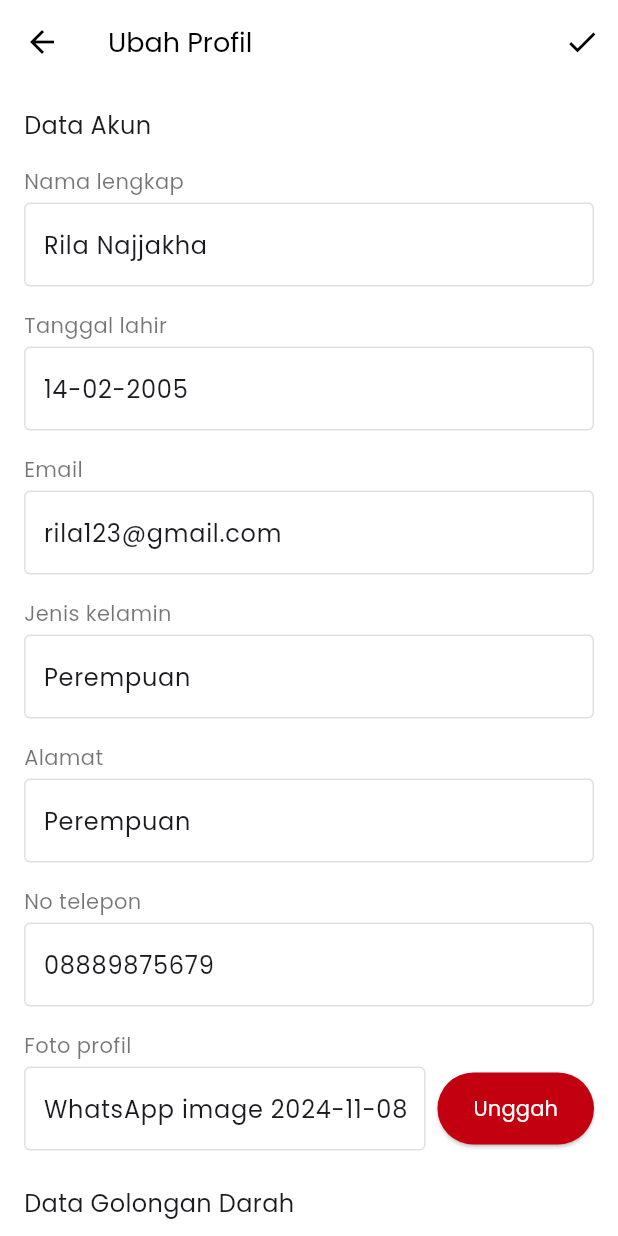
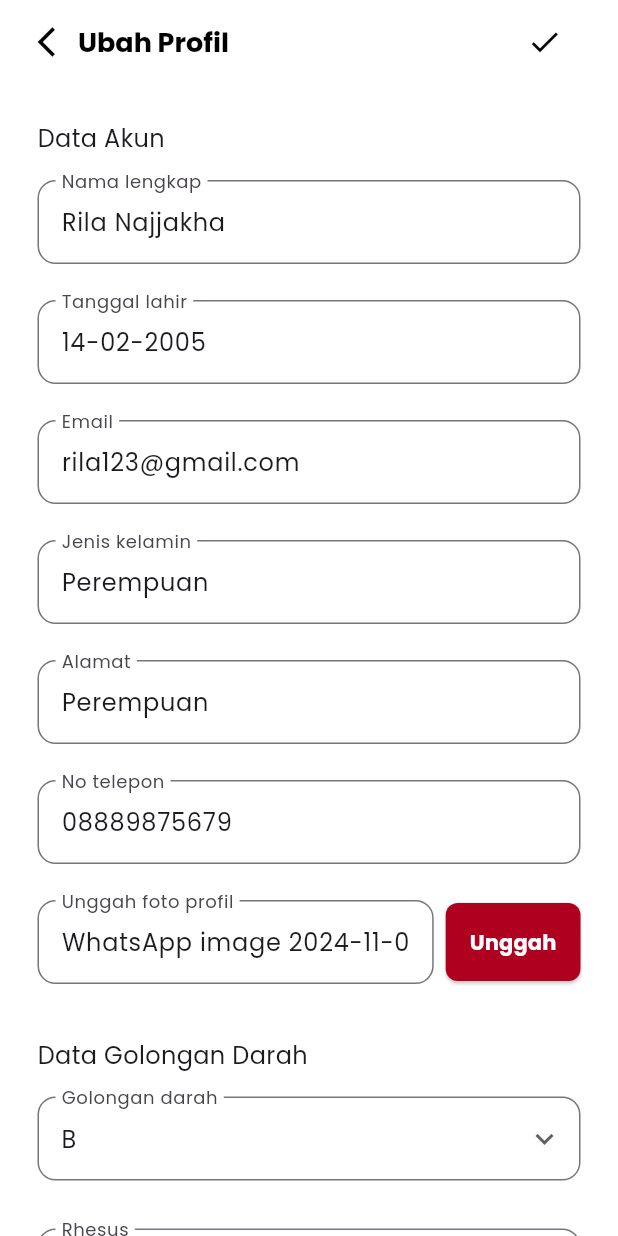
Before and after one commit to PT-Istirahat-Sejenak/frontend, a Flutter app: the DonorNav screen opened by its route, item 5 of the bottom bar chosen, after a tap on "Ubah Profil", on a phone screen of 412 x 824 dp. Run offline on Flutter 3.47's test engine with Material 3 defaults, Android fonts, the phone set to English and light mode, and no system bars; our stand-ins replace firebase_core, firebase_messaging, flutter_markdown, flutter_svg, image_picker, shared_preferences; accounts and stored records are empty.

Commit message:
beautiful2

```diff
--- a/lib/screens/donor/donor_home_screen.dart
+++ b/lib/screens/donor/donor_home_screen.dart
@@ -85,7 +85,7 @@ class _DonorHomeScreenState extends State<DonorHomeScreen> {
   @override
   Widget build(BuildContext context) {
     return Scaffold(
-      backgroundColor: const Color(0xFFF5F7FA),
+      backgroundColor: Colors.grey.shade100,
       body: SafeArea(
         child: SingleChildScrollView(
           child: Padding(
@@ -301,9 +301,6 @@ Widget _buildDonationPrompt(BuildContext context) {
   );
 }
 
-
-
-
   // Reorganized stats section with separate cards
   Widget _buildStatsSection() {
     return SizedBox(
@@ -311,11 +308,11 @@ Widget _buildDonationPrompt(BuildContext context) {
       child: ListView(
         scrollDirection: Axis.horizontal,
         children: [
-          _buildStatsCard("Total Donor", "1", Colors.red),
+          _buildStatsCard("Total Donor", "1", Color(0xFFB00020)),
           const SizedBox(width: 12),
-          _buildStatsCard("Donor\nTerakhir", "10 Jan\n2025", Colors.red),
+          _buildStatsCard("Donor\nTerakhir", "10 Jan\n2025", Color(0xFFB00020)),
           const SizedBox(width: 12),
-          _buildStatsCard("Donor\nSelanjutnya", "10 Maret\n2025", Colors.red),
+          _buildStatsCard("Donor\nSelanjutnya", "10 Maret\n2025", Color(0xFFB00020)),
         ],
       ),
     );
@@ -324,9 +321,9 @@ Widget _buildDonationPrompt(BuildContext context) {
   Widget _buildStatsCard(String title, String value, Color color) {
     return Container(
       width: 120,
-      padding: const EdgeInsets.all(16),
+      padding: const EdgeInsets.all(12),
       decoration: BoxDecoration(
-        color: const Color(0xFFFFF1F1),
+        color: const Color(0xFFFFDBDB),
         borderRadius: BorderRadius.circular(14),
       ),
       child: Column(
@@ -337,8 +334,9 @@ Widget _buildDonationPrompt(BuildContext context) {
             title,
             textAlign: TextAlign.center,
             style: TextStyle(
-              fontSize: 14,
-              color: Colors.black.withOpacity(0.7),
+              fontSize: 12,
+              fontWeight: FontWeight.w500,
+              color: Colors.black,
             ),
           ),
           const SizedBox(height: 10),
@@ -373,14 +371,12 @@ Widget _buildDonationPrompt(BuildContext context) {
 
   Widget _buildHistoryCard(BuildContext context) {
     return InkWell(
-      onTap: () {
-        Navigator.pushNamed(context, AppRoutes.donorHistory);
-      },
+      onTap: () => Navigator.pushNamed(context, AppRoutes.donorHistory),
       child: Container(
-        padding: const EdgeInsets.all(16),
+        padding: const EdgeInsets.symmetric(vertical: 20, horizontal: 16),
         decoration: BoxDecoration(
           color: Colors.white,
-          borderRadius: BorderRadius.circular(12),
+          borderRadius: BorderRadius.circular(20),
           boxShadow: [
             BoxShadow(
               color: Colors.black.withOpacity(0.05),
@@ -389,51 +385,21 @@ Widget _buildDonationPrompt(BuildContext context) {
             ),
           ],
         ),
-        child: Column(
-          crossAxisAlignment: CrossAxisAlignment.start,
+        child: Row(
           children: [
-            Row(
-              mainAxisAlignment: MainAxisAlignment.spaceBetween,
-              children: [
-                const Text(
-                  "Riwayat Donor",
-                  style: TextStyle(fontSize: 16, fontWeight: FontWeight.bold),
-                ),
-                InkWell(
-                  onTap: () {
-                    Navigator.pushNamed(context, AppRoutes.donorHistory);
-                  },
-                  child: const Icon(Icons.arrow_forward, size: 20),
-                ),
-              ],
+            Container(
+              width: 30,
+              height: 30,
+              decoration: BoxDecoration(
+                shape: BoxShape.circle,
+                border: Border.all(color: Colors.grey.shade300),
+              ),
+              child: const Icon(Icons.history, size: 24, color: Colors.black),
             ),
-            const SizedBox(height: 12),
-            Row(
-              children: [
-                Container(
-                  width: 40,
-                  height: 40,
-                  decoration: BoxDecoration(
-                    color: Colors.red.withOpacity(0.2),
-                    shape: BoxShape.circle,
-                  ),
-                  child: const Icon(Icons.favorite, color: Colors.red, size: 24),
-                ),
-                const SizedBox(width: 12),
-                const Column(
-                  crossAxisAlignment: CrossAxisAlignment.start,
-                  children: [
-                    Text(
-                      "10 Jan 2025",
-                      style: TextStyle(fontSize: 12, color: Colors.grey),
-                    ),
-                    Text(
-                      "Donor Darah",
-                      style: TextStyle(fontWeight: FontWeight.w500),
-                    ),
-                  ],
-                ),
-              ],
+            const SizedBox(width: 12),
+            const Text(
+              "Riwayat Donor",
+              style: TextStyle(fontSize: 12, fontWeight: FontWeight.w600),
             ),
           ],
         ),
@@ -441,16 +407,15 @@ Widget _buildDonationPrompt(BuildContext context) {
     );
   }
 
+
   Widget _buildRewardCard() {
     return InkWell(
-      onTap: () {
-        Navigator.pushNamed(context, AppRoutes.donorReward);
-      },
+      onTap: () => Navigator.pushNamed(context, AppRoutes.donorReward),
       child: Container(
-        padding: const EdgeInsets.all(16),
+        padding: const EdgeInsets.symmetric(vertical: 20, horizontal: 16),
         decoration: BoxDecoration(
           color: Colors.white,
-          borderRadius: BorderRadius.circular(12),
+          borderRadius: BorderRadius.circular(20),
           boxShadow: [
             BoxShadow(
               color: Colors.black.withOpacity(0.05),
@@ -459,57 +424,28 @@ Widget _buildDonationPrompt(BuildContext context) {
             ),
           ],
         ),
-        child: Column(
-          crossAxisAlignment: CrossAxisAlignment.start,
+        child: Row(
           children: [
-            Row(
-              mainAxisAlignment: MainAxisAlignment.spaceBetween,
-              children: [
-                const Text(
-                  "Reward Saya",
-                  style: TextStyle(fontSize: 16, fontWeight: FontWeight.bold),
-                ),
-                InkWell(
-                  onTap: () {
-                    Navigator.pushNamed(context, AppRoutes.donorReward);
-                  },
-                  child: const Icon(Icons.arrow_forward, size: 20),
-                ),
-              ],
+            Container(
+              width: 30,
+              height: 30,
+              decoration: BoxDecoration(
+                shape: BoxShape.circle,
+                border: Border.all(color: Colors.grey.shade300),
+              ),
+              child: const Icon(Icons.card_giftcard, size: 24, color: Colors.black),
             ),
-            const SizedBox(height: 12),
-            Row(
-              children: [
-                Container(
-                  width: 40,
-                  height: 40,
-                  decoration: BoxDecoration(
-                    color: Colors.amber.withOpacity(0.2),
-                    shape: BoxShape.circle,
-                  ),
-                  child: const Icon(Icons.card_giftcard, color: Colors.amber, size: 24),
-                ),
-                const SizedBox(width: 12),
-                const Column(
-                  crossAxisAlignment: CrossAxisAlignment.start,
-                  children: [
-                    Text(
-                      "10 Koin",
-                      style: TextStyle(fontSize: 14, fontWeight: FontWeight.bold),
-                    ),
-                    Text(
-                      "Tersedia",
-                      style: TextStyle(fontSize: 12, color: Colors.grey),
-                    ),
-                  ],
-                ),
-              ],
+            const SizedBox(width: 12),
+            const Text(
+              "Reward Saya",
+              style: TextStyle(fontSize: 12, fontWeight: FontWeight.w600),
             ),
           ],
         ),
       ),
     );
   }
+
 
   Widget _buildEducationSection() {
     return Column(
@@ -533,8 +469,11 @@ Widget _buildDonationPrompt(BuildContext context) {
               },
               child: const Row(
                 children: [
-                  Text("Selengkapnya"),
-                  Icon(Icons.chevron_right, size: 18),
+                  Text(
+                    "Selengkapnya",
+                    style: TextStyle(color: Colors.black),
+                    ),
+                  Icon(Icons.chevron_right, size: 18, color: Colors.black),
                 ],
               ),
             ),
--- a/lib/screens/donor/donor_nav.dart
+++ b/lib/screens/donor/donor_nav.dart
@@ -44,6 +44,7 @@ class _DonorNavState extends State<DonorNav> {
     Color unselectedColor = Colors.grey;
 
     return Scaffold(
+      backgroundColor: Colors.grey.shade100,
       body: _pages[_selectedIndex],
       bottomNavigationBar: SafeArea(
         child: Padding(
--- a/lib/screens/donor/donor_profile_edit_screen.dart
+++ b/lib/screens/donor/donor_profile_edit_screen.dart
@@ -1,4 +1,7 @@
 import 'package:flutter/material.dart';
+import 'package:image_picker/image_picker.dart';
+import '../../widgets/custom_text_field.dart';
+import '../../widgets/custom_dropdown_field.dart';
 
 class DonorEditProfileScreen extends StatefulWidget {
   const DonorEditProfileScreen({super.key});
@@ -18,7 +21,9 @@ class _DonorEditProfileScreenState extends State<DonorEditProfileScreen> {
   final TextEditingController _profilePhotoController = TextEditingController(text: 'WhatsApp image 2024-11-08');
 
   String _bloodType = 'B';
-  String _rhesus = '+ (Positif)';
+  String _rhesus = 'positive';
+
+  XFile? _profileImage;
 
   @override
   void dispose() {
@@ -32,37 +37,55 @@ class _DonorEditProfileScreenState extends State<DonorEditProfileScreen> {
     super.dispose();
   }
 
+    void _pickImage() async {
+    final picked = await ImagePicker().pickImage(source: ImageSource.gallery);
+    if (picked != null) {
+      setState(() {
+        _profileImage = picked;
+        _profilePhotoController.text = picked.path.split('/').last;
+      });
+    }
+  }
+
   @override
   Widget build(BuildContext context) {
     return Scaffold(
       backgroundColor: Colors.white,
       appBar: AppBar(
         backgroundColor: Colors.white,
-        elevation: 0,
-        leading: IconButton(
-          icon: const Icon(Icons.arrow_back, color: Colors.black),
+        leadingWidth: 40, // Mengurangi lebar area leading
+        titleSpacing: 12, // Menghilangkan spasi default antara leading dan title
+        leading: Padding(
+          padding: const EdgeInsets.only(left: 25),
+          child: IconButton(
+            icon: const Icon(Icons.arrow_back_ios, color: Colors.black, size: 24),
             onPressed: () => Navigator.of(context).pop(),
+            padding: EdgeInsets.zero,
+          ),
         ),
         title: const Text(
           'Ubah Profil',
           style: TextStyle(
             color: Colors.black,
             fontSize: 18,
-            fontWeight: FontWeight.w500,
+            fontWeight: FontWeight.w700,
           ),
         ),
         actions: [
-          IconButton(
+          Padding(
+            padding: const EdgeInsets.only(right: 25),
+            child: IconButton(
               icon: const Icon(Icons.check, color: Colors.black),
               onPressed: () {
                 // Save profile changes and return
                 Navigator.of(context).pop();
               },
             ),
+          ),
         ],
       ),
       body: SingleChildScrollView(
-        padding: const EdgeInsets.all(16),
+        padding: const EdgeInsets.all(25),
         child: Column(
           crossAxisAlignment: CrossAxisAlignment.start,
           children: [
@@ -77,31 +100,31 @@ class _DonorEditProfileScreenState extends State<DonorEditProfileScreen> {
 
             // Full Name
             _buildTextField('Nama lengkap', _nameController),
-            const SizedBox(height: 16),
+            const SizedBox(height: 24),
 
             // Birth Date
             _buildTextField('Tanggal lahir', _birthDateController),
-            const SizedBox(height: 16),
+            const SizedBox(height: 24),
 
             // Email
             _buildTextField('Email', _emailController),
-            const SizedBox(height: 16),
+            const SizedBox(height: 24),
 
             // Gender
             _buildTextField('Jenis kelamin', _genderController),
-            const SizedBox(height: 16),
+            const SizedBox(height: 24),
 
             // Address
             _buildTextField('Alamat', _addressController),
-            const SizedBox(height: 16),
+            const SizedBox(height: 24),
 
             // Phone Number
             _buildTextField('No telepon', _phoneController),
-            const SizedBox(height: 16),
+            const SizedBox(height: 24),
 
             // Profile Photo
             _buildProfilePhotoField(),
-            const SizedBox(height: 24),
+            const SizedBox(height: 20),
 
             // Blood Type Section
             const Text(
@@ -118,117 +141,61 @@ class _DonorEditProfileScreenState extends State<DonorEditProfileScreen> {
             const SizedBox(height: 16),
 
             // Rhesus
-            _buildDropdownField('Rhesus', _rhesus, ['+ (Positif)', '- (Negatif)']),
+            _buildDropdownField('Rhesus', _rhesus, ['positive', 'negative']),
           ],
         ),
       ),
     );
   }
 
-  Widget _buildTextField(String label, TextEditingController controller) {
-    return Column(
-      crossAxisAlignment: CrossAxisAlignment.start,
-      children: [
-        Text(
-          label,
-          style: const TextStyle(
-            fontSize: 14,
-            color: Colors.black54,
-          ),
-        ),
-        const SizedBox(height: 4),
-        Container(
-          decoration: BoxDecoration(
-            border: Border.all(color: Colors.grey.shade300),
-            borderRadius: BorderRadius.circular(4),
-          ),
-          child: TextField(
+  Widget _buildTextField(String label, TextEditingController controller, {bool isPassword = false}) {
+    return CustomTextField(
+      label: label,
       controller: controller,
-            decoration: const InputDecoration(
-              contentPadding: EdgeInsets.symmetric(horizontal: 12, vertical: 15),
-              border: InputBorder.none,
-            ),
-          ),
-        ),
-      ],
+      isPassword: isPassword,
     );
   }
 
   Widget _buildProfilePhotoField() {
-    return Column(
-      crossAxisAlignment: CrossAxisAlignment.start,
-      children: [
-        const Text(
-          'Foto profil',
-          style: TextStyle(
-            fontSize: 14,
-            color: Colors.black54,
-          ),
-        ),
-        const SizedBox(height: 4),
-        Row(
+    return Padding(
+      padding: const EdgeInsets.only(bottom: 16),
+      child: Row(
         children: [
           Expanded(
-              child: Container(
-                decoration: BoxDecoration(
-                  border: Border.all(color: Colors.grey.shade300),
-                  borderRadius: BorderRadius.circular(4),
-                ),
-                child: TextField(
+            child: CustomTextField(
+              label: 'Unggah foto profil',
               controller: _profilePhotoController,
-                  decoration: const InputDecoration(
-                    contentPadding: EdgeInsets.symmetric(horizontal: 12, vertical: 15),
-                    border: InputBorder.none,
-                  ),
-                  readOnly: true,
-                ),
             ),
           ),
           const SizedBox(width: 8),
           ElevatedButton(
-              onPressed: () {
-                // Handle photo upload
-              },
+            onPressed: _pickImage,
             style: ElevatedButton.styleFrom(
-                backgroundColor: const Color(0xFFC30010),
-                minimumSize: const Size(80, 48),
+              backgroundColor: const Color(0xFFB00020),
+              padding: const EdgeInsets.symmetric(horizontal: 16, vertical: 16),
+              shape: RoundedRectangleBorder(
+                borderRadius: BorderRadius.circular(8),
+              ),
             ),
             child: const Text(
               'Unggah',
               style: TextStyle(
                 color: Colors.white,
+                fontSize: 14,
+                fontWeight: FontWeight.w600,
               ),
             ),
           ),
         ],
       ),
-      ],
     );
   }
 
   Widget _buildDropdownField(String label, String value, List<String> options) {
-    return Column(
-      crossAxisAlignment: CrossAxisAlignment.start,
-      children: [
-        Text(
-          label,
-          style: const TextStyle(
-            fontSize: 14,
-            color: Colors.black54,
-          ),
-        ),
-        const SizedBox(height: 4),
-        Container(
-          decoration: BoxDecoration(
-            border: Border.all(color: Colors.grey.shade300),
-            borderRadius: BorderRadius.circular(4),
-          ),
-          child: DropdownButtonHideUnderline(
-            child: DropdownButton<String>(
+    return CustomDropdownField(
+      label: label,
       value: value,
-              isExpanded: true,
-              icon: const Icon(Icons.arrow_drop_down),
-              padding: const EdgeInsets.symmetric(horizontal: 12),
+      options: options,
       onChanged: (String? newValue) {
         if (newValue != null) {
           setState(() {
@@ -240,16 +207,7 @@ class _DonorEditProfileScreenState extends State<DonorEditProfileScreen> {
           });
         }
       },
-              items: options.map<DropdownMenuItem<String>>((String value) {
-                return DropdownMenuItem<String>(
-                  value: value,
-                  child: Text(value),
-                );
-              }).toList(),
-            ),
-          ),
-        ),
-      ],
     );
   }
+
 }
--- a/lib/screens/donor/donor_request_screen.dart
+++ b/lib/screens/donor/donor_request_screen.dart
@@ -125,7 +125,7 @@ class DonorRequestScreen extends StatelessWidget {
                       ),
                     ),
                     style: ElevatedButton.styleFrom(
-                      backgroundColor: isAvailable ? Colors.red : Colors.grey,
+                      backgroundColor: isAvailable ? Color(0xFFB00020) : Colors.grey,
                       shape: RoundedRectangleBorder(
                         borderRadius: BorderRadius.circular(8),
                       ),
@@ -141,7 +141,7 @@ class DonorRequestScreen extends StatelessWidget {
             width: 50,
             height: 50,
             decoration: BoxDecoration(
-              color: Colors.red,
+              color: Color(0xFFB00020),
               shape: BoxShape.circle,
             ),
             child: Center(
--- a/lib/screens/seeker/seeker_home_screen.dart
+++ b/lib/screens/seeker/seeker_home_screen.dart
@@ -32,7 +32,7 @@ class _SeekerHomeScreenState extends State<SeekerHomeScreen> {
   @override
   Widget build(BuildContext context) {
     return Scaffold(
-      backgroundColor: const Color(0xFFF5F7FA),
+      backgroundColor: Colors.grey.shade100,
       body: SafeArea(
         child: SingleChildScrollView(
           child: Padding(
--- /dev/null
+++ b/lib/widgets/custom_dropdown_field.dart
@@ -0,0 +1,41 @@
+import 'package:flutter/material.dart';
+
+class CustomDropdownField extends StatelessWidget {
+  final String label;
+  final String? value;
+  final List<String> options;
+  final void Function(String?) onChanged;
+
+  const CustomDropdownField({
+    super.key,
+    required this.label,
+    required this.value,
+    required this.options,
+    required this.onChanged,
+  });
+
+  @override
+  Widget build(BuildContext context) {
+    return Padding(
+      padding: const EdgeInsets.only(bottom: 16),
+      child: DropdownButtonFormField<String>(
+        value: value,
+        onChanged: onChanged,
+        decoration: InputDecoration(
+          labelText: label,
+          border: OutlineInputBorder(
+            borderRadius: BorderRadius.circular(12),
+          ),
+          contentPadding: const EdgeInsets.symmetric(horizontal: 12, vertical: 16),
+        ),
+        icon: const Icon(Icons.keyboard_arrow_down),
+        items: options.map((String val) {
+          return DropdownMenuItem<String>(
+            value: val,
+            child: Text(val),
+          );
+        }).toList(),
+      ),
+    );
+  }
+}
```
Also changed, not shown: lib/screens/seeker/seeker_profile_edit_screen.dart (+53 -69 lines). Lines whose indentation alone changed are shown as unchanged.
